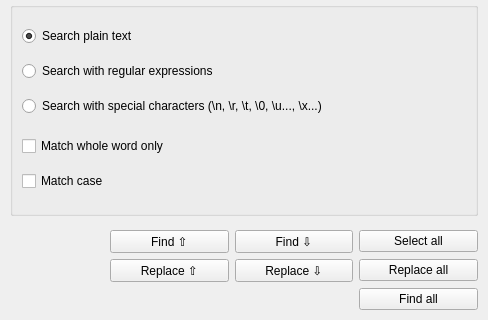
First picture: the form in src/ui/frmsearchreplace.ui, repository notepadqq/notepadqq, before the edit; both pictures show x 0 to 488 and y 235 to 555 of the 488 by 555 pixel window.
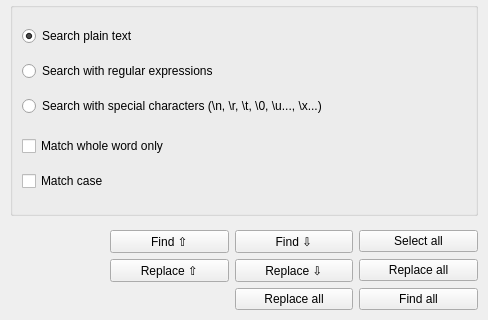
Second picture: the form after the edit. Icons and pictures are not drawn.

Commit message: Replace in files button

Patch:
```diff
--- a/src/ui/frmsearchreplace.ui
+++ b/src/ui/frmsearchreplace.ui
@@ -361,13 +361,6 @@
         </property>
        </widget>
       </item>
-      <item row="2" column="2">
-       <widget class="QLabel" name="lblSpacer2">
-        <property name="text">
-         <string notr="true"/>
-        </property>
-       </widget>
-      </item>
       <item row="0" column="0" rowspan="3">
        <spacer name="horizontalSpacer">
         <property name="orientation">
@@ -384,6 +377,16 @@
         </property>
        </spacer>
       </item>
+      <item row="2" column="2">
+       <widget class="QPushButton" name="btnReplaceAllInFiles">
+        <property name="text">
+         <string>Replace all</string>
+        </property>
+        <property name="autoDefault">
+         <bool>true</bool>
+        </property>
+       </widget>
+      </item>
      </layout>
     </item>
    </layout>
```
The commit also changes 1 other file.
